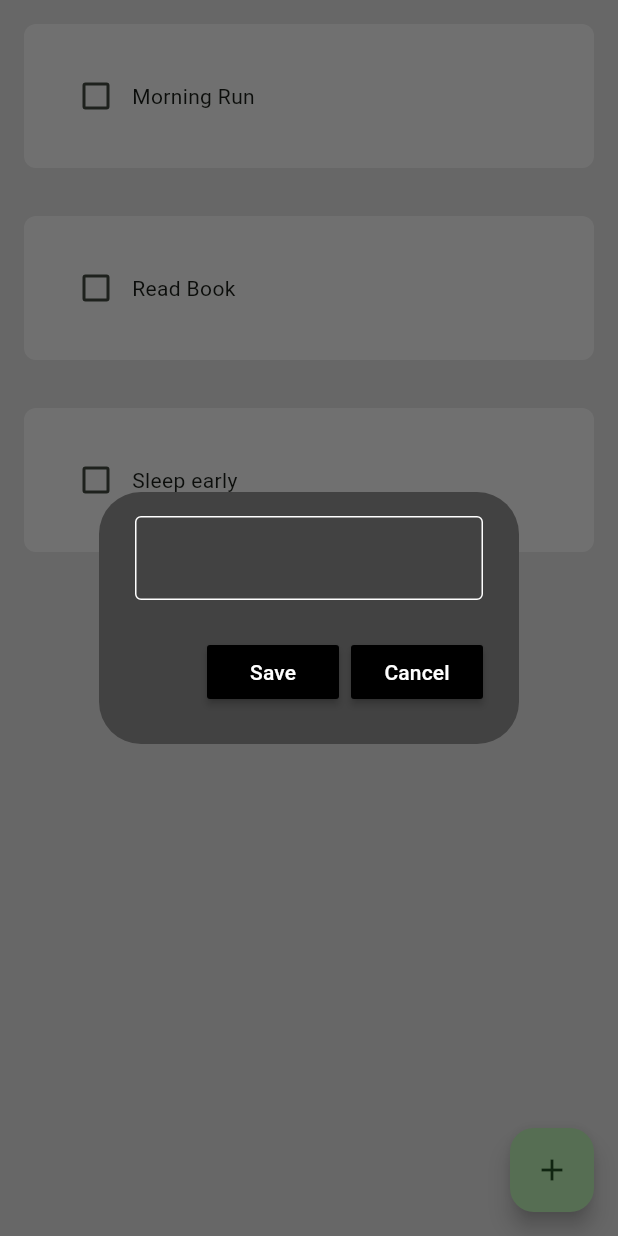
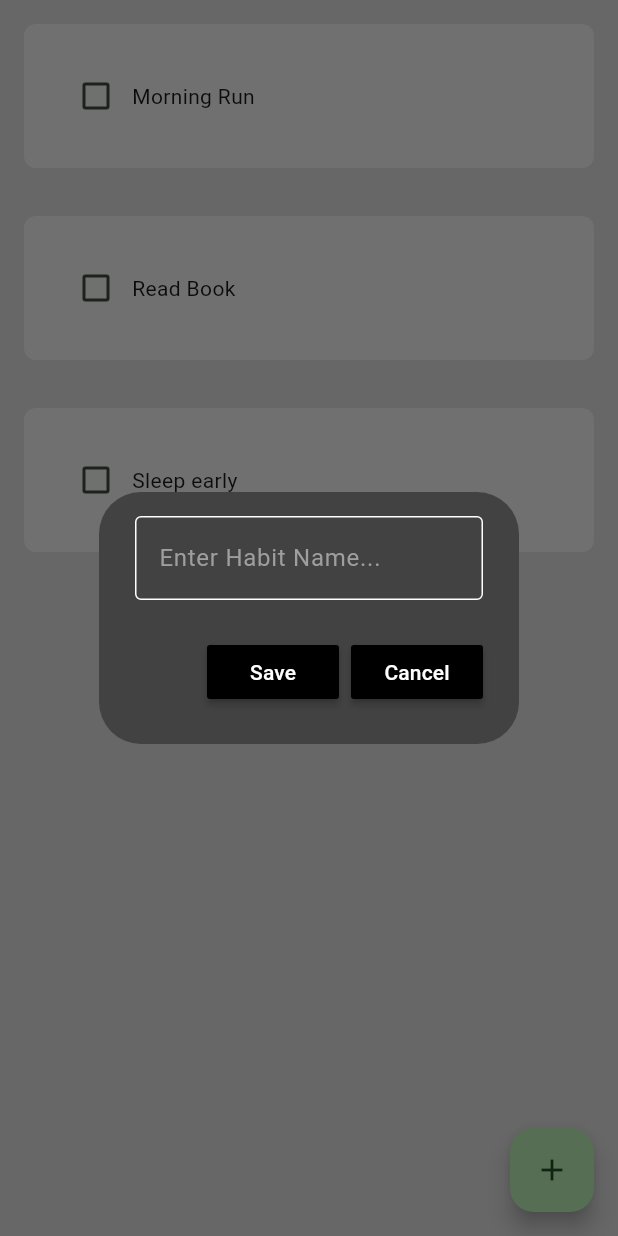
Before and after one commit to SQ77/trackIt, a Flutter app: the screen it shows after launch, after a tap on the "add" icon, on a phone screen of 412 x 824 dp. Run offline on Flutter 3.47's test engine with Material 3 defaults, Android fonts, the light colour scheme and no system bars; drawn by our look-alikes of flutter_slidable.

Commit message:
Add hint text in dialog box

```diff
--- a/lib/components/habit_box.dart
+++ b/lib/components/habit_box.dart
@@ -2,12 +2,14 @@ import 'package:flutter/material.dart';
 
 class HabitAlertBox extends StatelessWidget {
   final dynamic controller;
+  final String hintText;
   final VoidCallback onSave;
   final VoidCallback onCancel;
 
   const HabitAlertBox({
     super.key,
     required this.controller,
+    required this.hintText,
     required this.onSave,
     required this.onCancel,
   });
@@ -20,6 +22,8 @@ class HabitAlertBox extends StatelessWidget {
         controller: controller,
         style: TextStyle(color: Colors.white),
         decoration: InputDecoration(
+          hintText: hintText,
+          hintStyle: TextStyle(color: Colors.grey[500]),
           enabledBorder: OutlineInputBorder(
             borderSide: BorderSide(color: Colors.white),
           ),
--- a/lib/pages/home_page.dart
+++ b/lib/pages/home_page.dart
@@ -31,6 +31,7 @@ class _HomePageState extends State<HomePage> {
       builder: (context) {
         return HabitAlertBox(
           controller: _newHabitNameController,
+          hintText: "Enter Habit Name...",
           onSave: saveNewHabit,
           onCancel: cancelDialogBox,
         );
@@ -59,6 +60,7 @@ class _HomePageState extends State<HomePage> {
       builder: (context) {
         return HabitAlertBox(
           controller: _newHabitNameController,
+          hintText: todaysHabitList[index][0],
           onSave: () => saveExistingHabit(index),
           onCancel: cancelDialogBox,
         );
```
